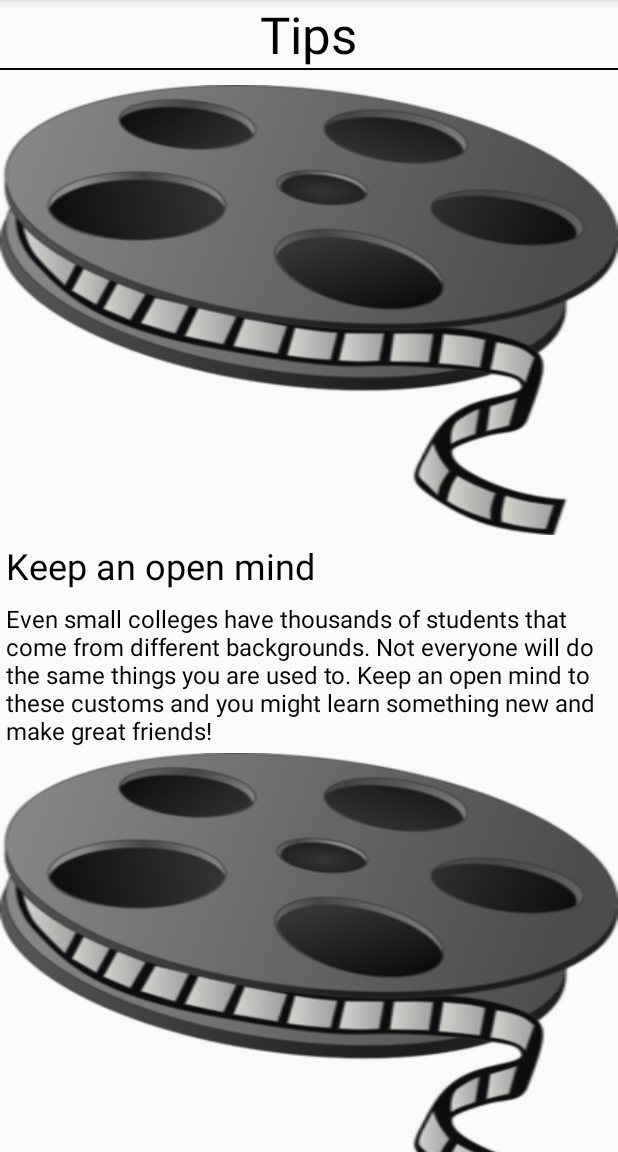
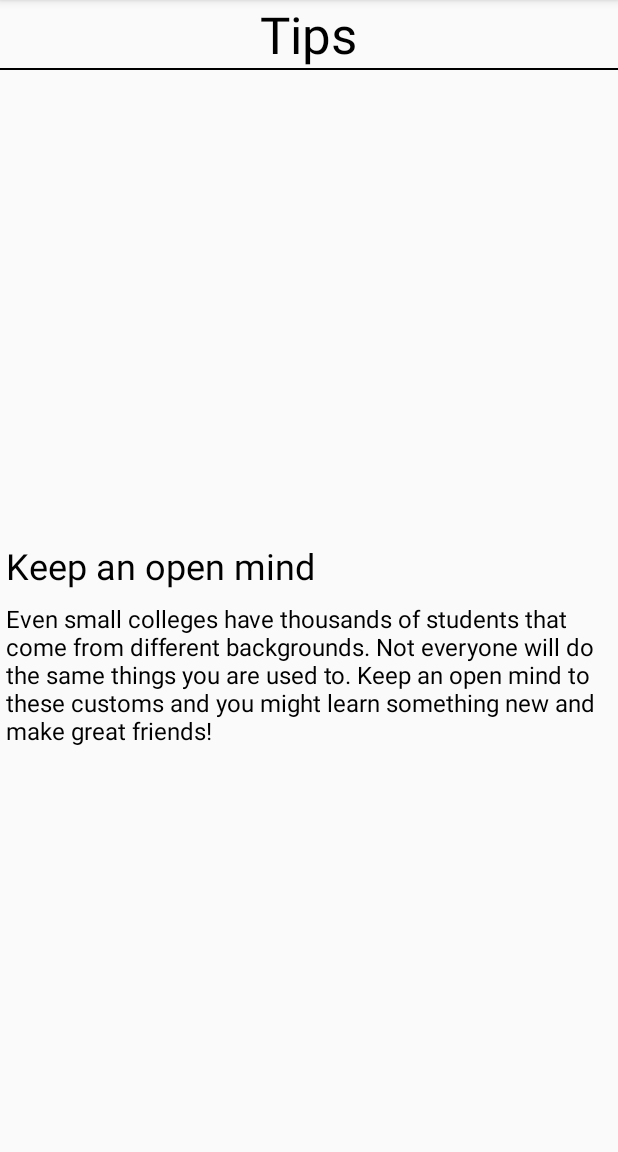
Before and after one commit to tal32123/CollegeTips, an Android app: the screen it shows after launch (MainActivity), on a phone screen of 412 x 824 dp, the part 84-1236 px from its top. Run offline under Robolectric (Android 15) with nearby library versions, the phone set to English and light mode, and no system bars; libraries missing offline, so code that uses them is left out: com.nostra13.universalimageloader; 8 statements that could not run were skipped.

Commit message:
Remove non-essential photos and code
Removed loading photo and xml for it. Now app requires less resources on
launch.

```diff
--- a/app/src/main/res/layout/activity_main.xml
+++ b/app/src/main/res/layout/activity_main.xml
@@ -7,7 +7,6 @@
 
     tools:context="com.example.android.collegetips.MainActivity"
 >
-    <!--android:background="#FFE0B2">-->
     <LinearLayout
         android:layout_width="match_parent"
         android:layout_height="wrap_content"
@@ -24,7 +23,6 @@
         <ImageView
             android:layout_width="match_parent"
             android:layout_height="300dp"
-            android:src="@drawable/fotoloading"
             android:scaleType="fitXY"
             android:id="@+id/mind"/>
         <TextView
@@ -36,7 +34,6 @@
         <ImageView
             android:layout_width="match_parent"
             android:layout_height="300dp"
-            android:src="@drawable/fotoloading"
             android:scaleType="fitXY"
             android:id="@+id/conversation"/>
 
@@ -55,7 +52,6 @@
             android:layout_width="match_parent"
             android:layout_height="300dp"
             android:scaleType="fitXY"
-            android:src="@drawable/fotoloading"
             android:id="@+id/good"/>
         <TextView
             style="@style/TextText"
@@ -66,7 +62,6 @@
         <ImageView
             android:layout_width="match_parent"
             android:layout_height="300dp"
-            android:src="@drawable/fotoloading"
             android:scaleType="fitXY"
             android:id="@+id/organization"/>
         <TextView
@@ -79,7 +74,6 @@
             android:layout_width="match_parent"
             android:layout_height="300dp"
             android:scaleType="fitXY"
-            android:src="@drawable/fotoloading"
             android:id="@+id/study_abroad"/>
         <TextView
             style="@style/TextText"
```
Also changed, not shown: app/src/main/res/drawable/fotoloading.png (deleted).
